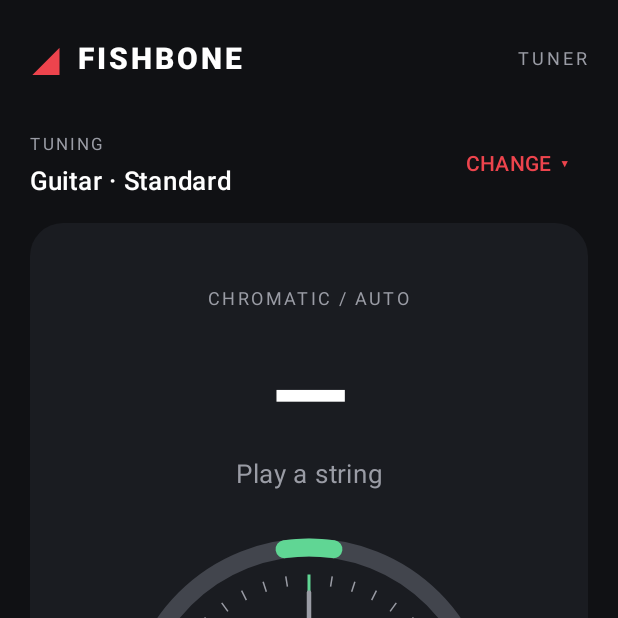
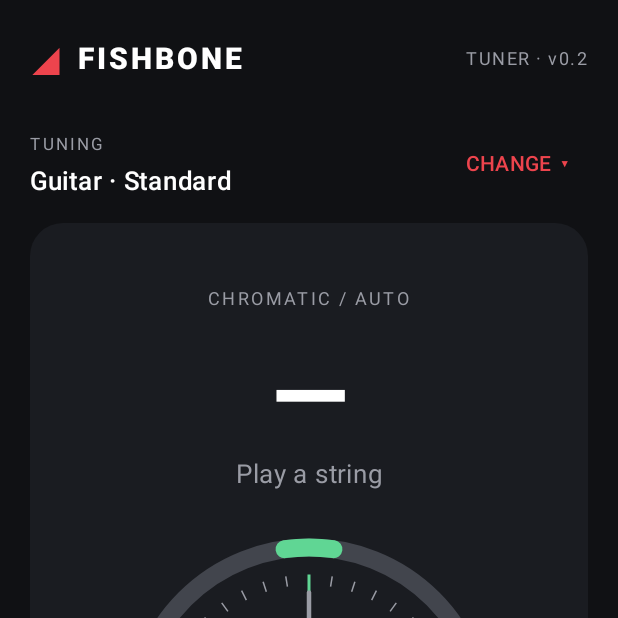
Before and after one commit to lazosorestis-wq/Fishbone-Tuner-v0.1, an Android app built with Jetpack Compose: the screen it shows after launch (MainActivity), on a phone screen of 412 x 824 dp, the top half of it. Run offline under Robolectric (Android 15) with nearby library versions, the phone set to English and light mode, and no system bars.

Commit message:
Fishbone Tuner v0.2: improve MainActivity.kt

```diff
--- a/app/src/main/java/com/fishbone/tuner/MainActivity.kt
+++ b/app/src/main/java/com/fishbone/tuner/MainActivity.kt
@@ -29,6 +29,9 @@ import androidx.compose.ui.text.style.TextAlign
 import androidx.compose.ui.unit.dp
 import androidx.compose.ui.unit.sp
 import androidx.core.content.ContextCompat
+import androidx.lifecycle.Lifecycle
+import androidx.lifecycle.LifecycleEventObserver
+import androidx.lifecycle.compose.LocalLifecycleOwner
 import com.fishbone.tuner.audio.TunerEngine
 import com.fishbone.tuner.audio.Tunings
 import kotlinx.coroutines.launch
@@ -58,6 +61,7 @@ class MainActivity : ComponentActivity() {
 @Composable
 private fun TunerScreen() {
     val context = LocalContext.current
+    val lifecycleOwner = LocalLifecycleOwner.current
     val scope = rememberCoroutineScope()
     var hasPermission by remember {
         mutableStateOf(ContextCompat.checkSelfPermission(context, Manifest.permission.RECORD_AUDIO) == PackageManager.PERMISSION_GRANTED)
@@ -71,6 +75,13 @@ private fun TunerScreen() {
     val permissionLauncher = rememberLauncherForActivityResult(ActivityResultContracts.RequestPermission()) { allowed ->
         hasPermission = allowed
         if (allowed) listening = true
+    }
+    DisposableEffect(lifecycleOwner) {
+        val observer = LifecycleEventObserver { _, event ->
+            if (event == Lifecycle.Event.ON_STOP) listening = false
+        }
+        lifecycleOwner.lifecycle.addObserver(observer)
+        onDispose { lifecycleOwner.lifecycle.removeObserver(observer) }
     }
     DisposableEffect(listening, hasPermission) {
         if (listening && hasPermission) engine.start() else engine.stop()
@@ -92,7 +103,7 @@ private fun TunerScreen() {
             Spacer(Modifier.width(10.dp))
             Text("FISHBONE", color = Color.White, fontSize = 20.sp, fontWeight = FontWeight.Black, letterSpacing = 2.sp)
             Spacer(Modifier.weight(1f))
-            Text("TUNER", color = Muted, fontSize = 12.sp, letterSpacing = 2.sp)
+            Text("TUNER · v0.2", color = Muted, fontSize = 12.sp, letterSpacing = 1.sp)
         }
         Spacer(Modifier.height(26.dp))
         Row(Modifier.fillMaxWidth(), horizontalArrangement = Arrangement.SpaceBetween, verticalAlignment = Alignment.CenterVertically) {
@@ -118,6 +129,7 @@ private fun TunerScreen() {
                 textAlign = TextAlign.Center
             )
             Text(pitch?.let { "%.2f Hz".format(java.util.Locale.US, it) } ?: "Play a string", fontSize = 17.sp, color = Muted)
+            if (targetMidi != null) Text("TARGET  %.2f Hz".format(java.util.Locale.US, Tunings.freq(targetMidi)), fontSize = 11.sp, color = Muted, letterSpacing = 1.sp)
             Spacer(Modifier.height(22.dp))
             TuningMeter(meterCents, listening && pitch != null, inTune)
             Spacer(Modifier.height(12.dp))
```
